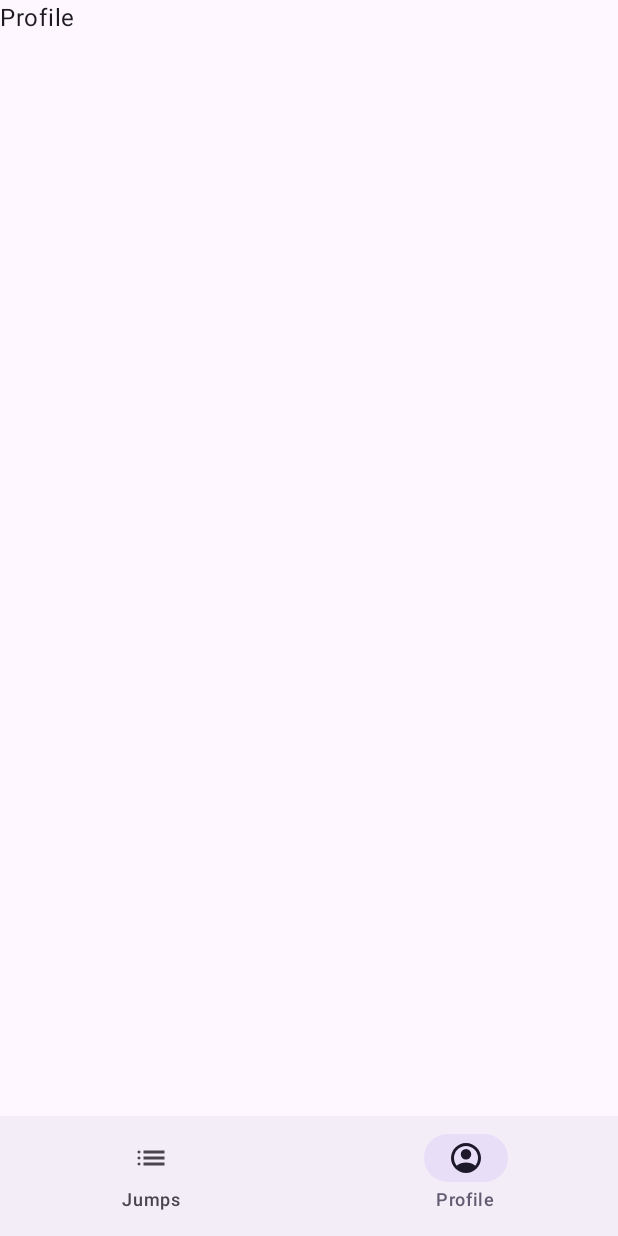
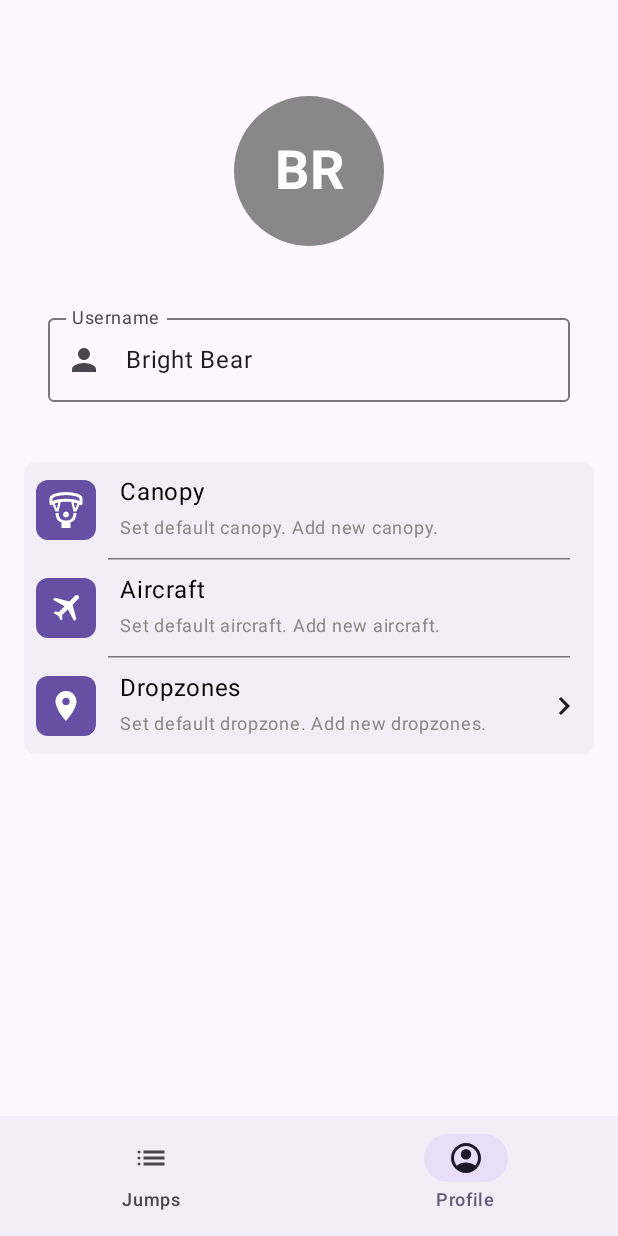
Before and after one commit to MarkusSeiberl/ProtrackReader, an Android app built with Jetpack Compose: the screen it shows after launch (MainActivity), item 2 of the bottom bar chosen, on a phone screen of 412 x 824 dp. Run offline under Robolectric (Android 15) with nearby library versions, the light colour scheme and no system bars; our stand-ins replace Dagger/Hilt's generated code, Room's generated code; 2 statements that could not run were skipped.

Commit message:
Add content to profile screen

```diff
--- /dev/null
+++ b/app/src/main/java/com/seiberl/protrackreader/ui/profile/ProfileItem.kt
@@ -0,0 +1,6 @@
+package com.seiberl.protrackreader.ui.profile
+
+import androidx.annotation.StringRes
+import androidx.compose.ui.graphics.vector.ImageVector
+
+data class ProfileItem(val icon: ImageVector, @StringRes val title: Int, val subtitle: String, val showMore: (() -> Unit)?)
--- a/app/src/main/java/com/seiberl/protrackreader/ui/profile/ProfileScreen.kt
+++ b/app/src/main/java/com/seiberl/protrackreader/ui/profile/ProfileScreen.kt
@@ -1,12 +1,157 @@
 package com.seiberl.protrackreader.ui.profile
 
-import androidx.compose.foundation.layout.Column
-import androidx.compose.material3.Text
-import androidx.compose.runtime.Composable
+import androidx.annotation.StringRes
+import androidx.compose.foundation.background
+import androidx.compose.foundation.clickable
+import androidx.compose.foundation.layout.*
+import androidx.compose.foundation.shape.CircleShape
+import androidx.compose.foundation.shape.RoundedCornerShape
+import androidx.compose.material.icons.Icons
+import androidx.compose.material.icons.automirrored.filled.KeyboardArrowRight
+import androidx.compose.material.icons.filled.LocationOn
+import androidx.compose.material.icons.filled.Person
+import androidx.compose.material3.*
+import androidx.compose.runtime.*
+import androidx.compose.ui.Alignment
+import androidx.compose.ui.Modifier
+import androidx.compose.ui.graphics.Color
+import androidx.compose.ui.graphics.vector.ImageVector
+import androidx.compose.ui.res.stringResource
+import androidx.compose.ui.res.vectorResource
+import androidx.compose.ui.text.font.FontWeight
+import androidx.compose.ui.text.style.TextAlign
+import androidx.compose.ui.unit.dp
+import androidx.compose.ui.unit.sp
+import com.seiberl.protrackreader.R
 
 @Composable
 fun ProfileScreen() {
-    Column {
-        Text(text = "Profile")
+    // Initial generierter Name
+    var username by remember { mutableStateOf(generateRandomName()) }
+
+    Column(
+        modifier = Modifier
+            .fillMaxSize()
+            .padding(16.dp, 64.dp, 16.dp, 16.dp),
+        horizontalAlignment = Alignment.CenterHorizontally,
+        verticalArrangement = Arrangement.Top
+    ) {
+        Box(
+            modifier = Modifier
+                .size(100.dp)
+                .background(Color.Gray, shape = CircleShape),
+            contentAlignment = Alignment.Center
+        ) {
+            Text(
+                text = username.take(2).uppercase(),
+                fontSize = 36.sp,
+                color = Color.White,
+                fontWeight = FontWeight.Bold,
+                textAlign = TextAlign.Center
+            )
+        }
+
+        Spacer(modifier = Modifier.height(24.dp))
+
+
+        OutlinedTextField(
+            value = username,
+            label = { Text(stringResource(R.string.profile_username_label)) },
+            leadingIcon = { Icon(Icons.Filled.Person, null) },
+            maxLines = 1,
+            onValueChange = { newValue -> username = newValue },
+            modifier = Modifier
+                .fillMaxWidth()
+                .padding(16.dp),
+            textStyle = LocalTextStyle.current
+        )
+
+        Spacer(modifier = Modifier.height(24.dp))
+
+        val canopyIcon = ImageVector.vectorResource(R.drawable.canopy)
+        val aircraftIcon = ImageVector.vectorResource(R.drawable.aircraft)
+
+        SettingsItemSection(
+            ProfileItem(
+                canopyIcon,
+                R.string.profile_canopy_label,
+                "Set default canopy. Add new canopy.",
+                null
+            ),
+            ProfileItem(
+                aircraftIcon,
+                R.string.profile_aircraft_label,
+                "Set default aircraft. Add new aircraft.",
+                null
+            ),
+            ProfileItem(
+                Icons.Default.LocationOn,
+                R.string.profile_dropzone_label,
+                "Set default dropzone. Add new dropzones.",
+                {})
+        )
     }
 }
+
+@Composable
+fun SettingsItemSection(vararg profileItems: ProfileItem) {
+
+    Column(modifier = Modifier
+        .background(MaterialTheme.colorScheme.surfaceContainer, RoundedCornerShape(8.dp))
+    ) {
+        profileItems.forEachIndexed { index, item ->
+            Column {
+                SettingsItem(item.icon, item.title, item.subtitle, item.showMore)
+                if (index < profileItems.size - 1) {
+                    HorizontalDivider(
+                        modifier = Modifier
+                            .padding(56.dp, 0.dp, 16.dp, 0.dp),
+                        thickness = 1.dp,
+                        color = MaterialTheme.colorScheme.outline
+                    )
+                }
+            }
+        }
+    }
+}
+
+@Composable
+fun SettingsItem(icon: ImageVector, @StringRes title: Int, subtitle: String, showMore: (() -> Unit)?) {
+    Row(
+        modifier = Modifier
+            .fillMaxWidth()
+            .padding(8.dp)
+            .clickable { showMore?.invoke() },
+        verticalAlignment = Alignment.CenterVertically,
+    ) {
+        Icon(
+            imageVector = icon,
+            contentDescription = stringResource(title),
+            tint = MaterialTheme.colorScheme.onPrimary,
+            modifier = Modifier
+                .background(MaterialTheme.colorScheme.primary, shape = RoundedCornerShape(8.dp))
+                .padding(8.dp)
+        )
+
+        Spacer(modifier = Modifier.width(16.dp))
+
+        Column {
+            Text(text = stringResource(title), fontSize = 16.sp, color = Color.Black)
+            Text(text = subtitle, fontSize = 12.sp, color = Color.Gray)
+        }
+
+        if (showMore != null) {
+            Spacer(modifier = Modifier.weight(1f))
+            Icon(
+                imageVector = Icons.AutoMirrored.Default.KeyboardArrowRight,
+                contentDescription = "Show more"
+            )
+        }
+    }
+}
+
+fun generateRandomName(): String {
+    val adjectives = listOf("Happy", "Bright", "Lucky", "Brave", "Swift")
+    val nouns = listOf("Fox", "Eagle", "Tiger", "Wolf", "Bear")
+    return "${adjectives.random()} ${nouns.random()}"
+}
--- /dev/null
+++ b/app/src/main/res/drawable/canopy.xml
@@ -0,0 +1,10 @@
+<vector xmlns:android="http://schemas.android.com/apk/res/android"
+    android:width="24dp"
+    android:height="24dp"
+    android:viewportWidth="960"
+    android:viewportHeight="960"
+    android:tint="?attr/colorControlNormal">
+  <path
+      android:fillColor="@android:color/white"
+      android:pathData="M480,680Q447,680 423.5,656.5Q400,633 400,600Q400,567 423.5,543.5Q447,520 480,520Q513,520 536.5,543.5Q560,567 560,600Q560,633 536.5,656.5Q513,680 480,680ZM360,960L360,816Q275,787 237.5,717.5Q200,648 200,560L280,560Q280,661 331,710.5Q382,760 480,760L480,760Q578,760 629,710.5Q680,661 680,560L760,560Q760,648 722.5,717.5Q685,787 600,816L600,960L360,960ZM200,520L120,332Q115,335 103,342.5Q91,350 80,350Q63,350 51.5,338.5Q40,327 40,310L40,170Q40,99 169,49.5Q298,0 480,0Q662,0 791,49.5Q920,99 920,170L920,310Q920,327 908.5,338.5Q897,350 880,350Q869,350 857,342.5Q845,335 840,332L760,520L680,520L620,269Q587,264 552,262Q517,260 480,260Q443,260 408,262Q373,264 340,269L280,520L200,520ZM235,450L276,279Q248,285 223,292Q198,299 175,308L235,450ZM725,449L785,308Q762,299 737,292Q712,285 684,279L725,449ZM120,243Q191,213 283.5,196.5Q376,180 480,180Q584,180 676.5,196.5Q769,213 840,243L840,172Q835,162 809.5,146.5Q784,131 738.5,116Q693,101 628.5,90.5Q564,80 480,80Q396,80 331.5,90.5Q267,101 221.5,116Q176,131 150.5,146.5Q125,162 120,172L120,243ZM480,80L480,80Q480,80 480,80Q480,80 480,80Q480,80 480,80Q480,80 480,80Q480,80 480,80Q480,80 480,80Q480,80 480,80Q480,80 480,80L480,80Q480,80 480,80Q480,80 480,80Q480,80 480,80Q480,80 480,80Z"/>
+</vector>
--- a/app/src/main/res/values/strings.xml
+++ b/app/src/main/res/values/strings.xml
@@ -43,8 +43,6 @@
     <string name="jumplist_delete_icon_description">Delete selected jumps.</string>
 
     <string name="navigation_home_label">Jumps</string>
-    <string name="navigation_dropzone_label">DZs</string>
-    <string name="navigation_aircraft_label">Aircraft</string>
     <string name="navigation_profile_label">Profile</string>
 
     <string name="permission_dialog_title">File Access Permission</string>
@@ -52,4 +50,9 @@
     <string name="permission_dialog_cancel">@string/button_action_cancel</string>
     <string name="permission_dialog_proceed">@string/button_action_proceed</string>
 
+    <string name="profile_username_label">Username</string>
+    <string name="profile_canopy_label">Canopy</string>
+    <string name="profile_dropzone_label">Dropzones</string>
+    <string name="profile_aircraft_label">Aircraft</string>
+
 </resources>
```
Also changed, not shown: 1 other file.
